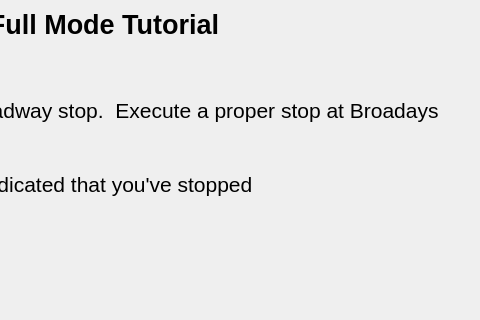
Old version of the form full.2.ui in the repository oualline/trolley.sim; both pictures show x 272 to 752 and y 0 to 320 of the 752 by 678 pixel window.
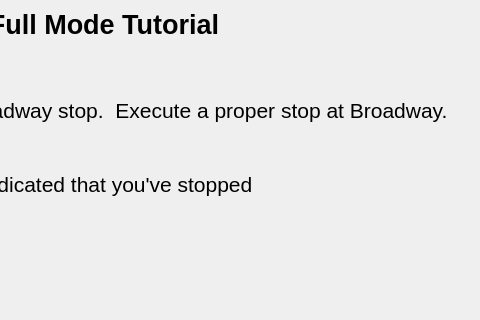
New version of the form. Icons and pictures are not drawn.

```diff
--- a/full.2.ui
+++ b/full.2.ui
@@ -26,14 +26,14 @@
          <string>&lt;!DOCTYPE HTML PUBLIC &quot;-//W3C//DTD HTML 4.0//EN&quot; &quot;http://www.w3.org/TR/REC-html40/strict.dtd&quot;&gt;
 &lt;html&gt;&lt;head&gt;&lt;meta name=&quot;qrichtext&quot; content=&quot;1&quot; /&gt;&lt;style type=&quot;text/css&quot;&gt;
 p, li { white-space: pre-wrap; }
-&lt;/style&gt;&lt;/head&gt;&lt;body style=&quot; font-family:'Ubuntu'; font-size:16pt; font-weight:400; font-style:normal;&quot;&gt;
+&lt;/style&gt;&lt;/head&gt;&lt;body style=&quot; font-family:'Ubuntu'; font-size:10pt; font-weight:400; font-style:normal;&quot;&gt;
 &lt;p align=&quot;center&quot; style=&quot; margin-top:12px; margin-bottom:12px; margin-left:0px; margin-right:0px; -qt-block-indent:0; text-indent:0px;&quot;&gt;&lt;span style=&quot; font-size:20pt; font-weight:600;&quot;&gt;Full Mode Tutorial&lt;/span&gt;&lt;/p&gt;
-&lt;h1 style=&quot; margin-top:18px; margin-bottom:12px; margin-left:0px; margin-right:0px; -qt-block-indent:0; text-indent:0px;&quot;&gt;&lt;span style=&quot; font-size:xx-large; font-weight:600;&quot;&gt;Broadway Stop&lt;/span&gt;&lt;/h1&gt;
-&lt;p style=&quot; margin-top:12px; margin-bottom:12px; margin-left:0px; margin-right:0px; -qt-block-indent:0; text-indent:0px;&quot;&gt;You are appraching the Broadway stop.  Execute a proper stop at Broadays&lt;/p&gt;
-&lt;ol style=&quot;margin-top: 0px; margin-bottom: 0px; margin-left: 0px; margin-right: 0px; -qt-list-indent: 1;&quot;&gt;&lt;li style=&quot;&quot; style=&quot; margin-top:0px; margin-bottom:12px; margin-left:0px; margin-right:0px; -qt-block-indent:0; text-indent:0px;&quot;&gt;Stop the trolley.&lt;/li&gt;
-&lt;li style=&quot;&quot; style=&quot; margin-top:0px; margin-bottom:12px; margin-left:0px; margin-right:0px; -qt-block-indent:0; text-indent:0px;&quot;&gt;Give one short bell to indicated that you've stopped&lt;/li&gt;&lt;/ol&gt;
-&lt;p&gt;&lt;img src=&quot;image/broadway.png&quot; height=300/&gt;&lt;/p&gt;
-&lt;h3 style=&quot; margin-top:14px; margin-bottom:12px; margin-left:0px; margin-right:0px; -qt-block-indent:0; text-indent:0px;&quot;&gt;&lt;span style=&quot; font-size:large; font-weight:600;&quot;&gt;Click continue to go to the next step&lt;/span&gt;&lt;/h3&gt;&lt;/body&gt;&lt;/html&gt;</string>
+&lt;h1 style=&quot; margin-top:18px; margin-bottom:12px; margin-left:0px; margin-right:0px; -qt-block-indent:0; text-indent:0px;&quot;&gt;&lt;span style=&quot; font-size:16pt; font-weight:600;&quot;&gt;Broadway Stop&lt;/span&gt;&lt;/h1&gt;
+&lt;p style=&quot; margin-top:12px; margin-bottom:12px; margin-left:0px; margin-right:0px; -qt-block-indent:0; text-indent:0px;&quot;&gt;&lt;span style=&quot; font-size:16pt;&quot;&gt;You are appraching the Broadway stop.  Execute a proper stop at Broadway.&lt;/span&gt;&lt;/p&gt;
+&lt;ol style=&quot;margin-top: 0px; margin-bottom: 0px; margin-left: 0px; margin-right: 0px; -qt-list-indent: 1;&quot;&gt;&lt;li style=&quot; font-size:16pt;&quot; style=&quot; margin-top:0px; margin-bottom:12px; margin-left:0px; margin-right:0px; -qt-block-indent:0; text-indent:0px;&quot;&gt;Stop the trolley.&lt;/li&gt;
+&lt;li style=&quot; font-size:16pt;&quot; style=&quot; margin-top:0px; margin-bottom:12px; margin-left:0px; margin-right:0px; -qt-block-indent:0; text-indent:0px;&quot;&gt;Give one short bell to indicated that you've stopped&lt;/li&gt;&lt;/ol&gt;
+&lt;p style=&quot; margin-top:12px; margin-bottom:12px; margin-left:0px; margin-right:0px; -qt-block-indent:0; text-indent:0px;&quot;&gt;&lt;img src=&quot;image/broadway.png&quot; height=&quot;300&quot; /&gt;&lt;/p&gt;
+&lt;h3 style=&quot; margin-top:14px; margin-bottom:12px; margin-left:0px; margin-right:0px; -qt-block-indent:0; text-indent:0px;&quot;&gt;&lt;span style=&quot; font-size:16pt; font-weight:600;&quot;&gt;Click continue to go to the next step&lt;/span&gt;&lt;/h3&gt;&lt;/body&gt;&lt;/html&gt;</string>
         </property>
         <property name="wordWrap">
          <bool>true</bool>
```
